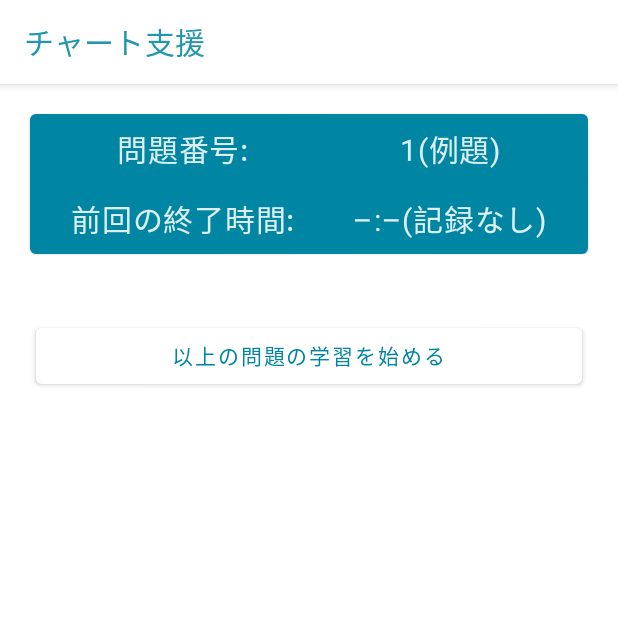
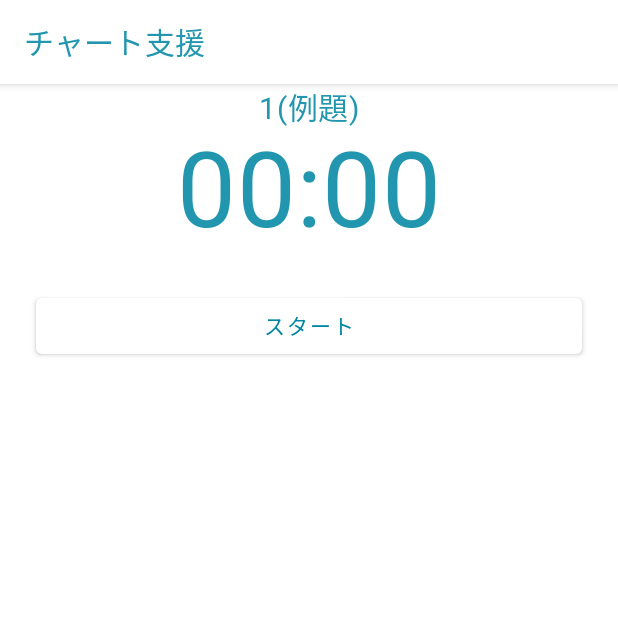
Before and after one commit to yuki11011/ChartManager, an Android app built with Jetpack Compose: the StudyPrepareActivity screen opened directly, with no data from a screen before it, after a tap on "以上の問題の学習を始める", on a phone screen of 412 x 824 dp, the top half of it. Run offline under Robolectric (Android 15) with nearby library versions, the phone set to English and light mode, and no system bars; our stand-ins replace Room's generated code; 2 statements that could not run were skipped.

Commit message:
タイマー機能を実装(データベースへの保存は未実装)

```diff
--- a/app/build.gradle
+++ b/app/build.gradle
@@ -62,10 +62,14 @@ dependencies {
     implementation("androidx.room:room-runtime")
     implementation 'androidx.room:room-common:2.5.0'
     implementation 'androidx.room:room-ktx:2.5.0'
+    implementation platform('androidx.compose:compose-bom:2023.03.00')
+    androidTestImplementation platform('androidx.compose:compose-bom:2023.03.00')
     kapt 'androidx.room:room-compiler:2.5.0'
     implementation 'androidx.compose.material:material-icons-extended'
     implementation platform('androidx.compose:compose-bom:2022.10.00')
     implementation 'androidx.compose.material3:material3'
+    implementation 'androidx.fragment:fragment-ktx:1.6.1'
+    implementation 'androidx.compose.ui:ui-viewbinding'
     testImplementation 'junit:junit:4.13.2'
     androidTestImplementation 'androidx.test.ext:junit:1.1.5'
     androidTestImplementation 'androidx.test.espresso:espresso-core:3.5.1'
--- a/app/src/main/java/com/example/chartManager/Item.kt
+++ b/app/src/main/java/com/example/chartManager/Item.kt
@@ -2,13 +2,9 @@ package com.example.chartManager
 
 import android.content.Context
 import androidx.room.*
-import androidx.room.RoomDatabase
 import androidx.sqlite.db.SupportSQLiteDatabase
 import kotlinx.coroutines.CoroutineScope
 import kotlinx.coroutines.launch
-import java.sql.Time
-import java.text.SimpleDateFormat
-import java.time.LocalDate
 
 @Entity(tableName = "records")
 data class Record(
@@ -16,14 +12,20 @@ data class Record(
     val id: Int,
     val question_id: Float,
     val date: Long,
-    val time: Int
+    val time: Int,
+    @ColumnInfo(defaultValue = "0")
+    val evaluation: Byte,
+    @ColumnInfo(defaultValue = "0")
+    val isReviewed: Byte,
+    @ColumnInfo(defaultValue = "0")
+    val studyCount: Int
 ) {
     data class QuestionIdAndTime(
         val question_id: Float, val time: String
     )
 }
 
-@Database(entities = [Record::class], version = 3, exportSchema = false)
+@Database(entities = [Record::class], version = 7, exportSchema = false)
 abstract class ItemDatabase : RoomDatabase() {
 
     abstract fun itemDao(): ItemDao
@@ -62,6 +64,7 @@ abstract class ItemDatabase : RoomDatabase() {
                     "item_database"
                 )
                     .addCallback(WordDatabaseCallback(scope))
+                    .fallbackToDestructiveMigration()
                     .build()
                 INSTANCE = instance
                 // return instance
@@ -74,7 +77,7 @@ abstract class ItemDatabase : RoomDatabase() {
 @Dao
 interface ItemDao {
     //for cumulative data
-    @Query("SELECT * FROM records WHERE question_id = :id ORDER BY date DESC")
+    @Query("SELECT * FROM records WHERE ROUND(question_id, 1) = ROUND(:id, 1) ORDER BY date DESC")
     suspend fun getDataFromQuestionId(id: Float): List<Record>
 
     @Query("DELETE FROM records WHERE id = :id")
@@ -89,6 +92,14 @@ interface ItemDao {
     @Query("SELECT question_id, time FROM records WHERE date = (SELECT MAX(date) FROM records)")
     fun getLatestId(): Record.QuestionIdAndTime
 
-    @Query("SELECT * FROM records ORDER BY date ASC LIMIT :numRecords")
+    @Query("SELECT * FROM records ORDER BY date DESC LIMIT :numRecords")
     fun getHistory(numRecords: Int): List<Record>
+
+    @Query("""
+        SELECT * FROM (
+            SELECT id, question_id, MAX(date) AS date, time, evaluation, isReviewed, studyCount FROM records WHERE :minDate <= date <= :maxDate and isReviewed == 0 GROUP BY question_id
+        )
+        ORDER BY date DESC
+        """)
+    suspend fun getReview(minDate: Long, maxDate:Long): List<Record>
 }
--- /dev/null
+++ b/app/src/main/java/com/example/chartManager/StudyActivity.kt
@@ -0,0 +1,131 @@
+package com.example.chartManager
+
+import android.content.BroadcastReceiver
+import android.content.ComponentName
+import android.content.Context
+import android.content.Intent
+import android.content.IntentFilter
+import android.content.ServiceConnection
+import android.os.Bundle
+import android.os.IBinder
+import androidx.activity.ComponentActivity
+import androidx.activity.compose.setContent
+import androidx.activity.viewModels
+import androidx.compose.foundation.layout.Column
+import androidx.compose.foundation.layout.fillMaxWidth
+import androidx.compose.foundation.layout.padding
+import androidx.compose.material.Button
+import androidx.compose.material.Scaffold
+import androidx.compose.material.Text
+import androidx.compose.material.TopAppBar
+import androidx.compose.runtime.Composable
+import androidx.compose.runtime.mutableStateOf
+import androidx.compose.runtime.remember
+import androidx.compose.ui.Alignment
+import androidx.compose.ui.Modifier
+import androidx.compose.ui.unit.dp
+import androidx.compose.ui.unit.sp
+import com.example.chartManager.ui.theme.Theme
+import kotlin.math.floor
+
+
+class StudyActivity : ComponentActivity() {
+    lateinit var mService: StudyRecordForegroundService
+    var mBound: Boolean = false
+    private lateinit var broadcastReceiver: BroadcastReceiver
+    private val connection = object : ServiceConnection {
+        override fun onServiceConnected(className: ComponentName, service: IBinder) {
+            val binder = service as StudyRecordForegroundService.StudyRecordBinder
+            mService = binder.getService()
+            mBound = true
+        }
+
+        override fun onServiceDisconnected(arg0: ComponentName) {
+            mBound = false
+        }
+    }
+    private val viewModel: ChartViewModel by viewModels {
+        ViewModelFactory((application as ChartApplication).repository)
+    }
+
+    override fun onCreate(savedInstanceState: Bundle?) {
+        super.onCreate(savedInstanceState)
+        val intent = Intent(this@StudyActivity, StudyRecordForegroundService::class.java)
+        startForegroundService(intent)
+        bindService(intent, connection, Context.BIND_AUTO_CREATE)
+        broadcastReceiver = StudyBroadCastReceiver()
+        registerReceiver(broadcastReceiver, IntentFilter("com.example.chartManager.GET_TIME_COUNT"))
+        setContent {
+            Theme(
+                darkTheme = false
+            ) {
+                MainContent()
+            }
+        }
+    }
+
+    override fun onDestroy() {
+        super.onDestroy()
+        unbindService(connection)
+        val intent = Intent(this@StudyActivity, StudyRecordForegroundService::class.java)
+        stopService(intent)
+    }
+
+    inner class StudyBroadCastReceiver : BroadcastReceiver() {
+        override fun onReceive(context: Context, intent: Intent) {
+            if (intent.action.equals("com.example.chartManager.GET_TIME_COUNT")) {
+                viewModel.timeCount.value = intent.getStringExtra("TIME_COUNT").toString()
+            }
+        }
+    }
+
+    @Composable
+    private fun MainContent() {
+        Scaffold(
+            topBar = { TopBar() }
+        ) { padding ->
+            val isStarted = remember { mutableStateOf(false) }
+            val questionId = intent.getFloatExtra("QUESTION_NUMBER", 1f)
+
+            Column(
+                modifier = Modifier.padding(padding),
+                horizontalAlignment = Alignment.CenterHorizontally,
+                ) {
+                Text(
+                    if (questionId % floor(questionId) == 0f) "${floor(questionId).toInt()}(例題)" else "${floor(questionId).toInt()}(練習)",
+                    fontSize = 20.sp
+                    )
+                Text(
+                    viewModel.timeCount.value,
+                    fontSize = 70.sp
+                )
+                Button(
+                    onClick = {
+                        isStarted.value = !isStarted.value
+                        mService.changeTimerState()
+                    },
+                    modifier = Modifier
+                        .padding()
+                        .padding(24.dp)
+                        .fillMaxWidth(),
+                ) {
+                    Text(
+                        if (!isStarted.value) {
+                            "スタート"
+                        } else {
+                            "一時停止"
+                        }
+                    )
+                }
+            }
+        }
+    }
+
+    @Composable
+    private fun TopBar() {
+        TopAppBar(
+            title = { Text(text = "チャート支援") }, // タイトルを指定
+        )
+    }
+
+}
--- a/app/src/main/java/com/example/chartManager/StudyPrepareActivity.kt
+++ b/app/src/main/java/com/example/chartManager/StudyPrepareActivity.kt
@@ -1,5 +1,6 @@
 package com.example.chartManager
 
+import android.content.Intent
 import android.os.Bundle
 import androidx.activity.ComponentActivity
 import androidx.activity.compose.setContent
@@ -31,7 +32,6 @@ class StudyPrepareActivity : ComponentActivity() {
         super.onCreate(savedInstanceState)
 
         viewModel.getDataFromQuestionId(intent.getFloatExtra("QUESTION_NUMBER", 1f))
-
         setContent {
             Theme(
                 darkTheme = false
@@ -89,7 +89,9 @@ class StudyPrepareActivity : ComponentActivity() {
                 }
                 Button(
                     onClick = {
-
+                        val studyIntent = Intent(this@StudyPrepareActivity, StudyActivity::class.java)
+                        studyIntent.putExtra("QUESTION_NUMBER", intent.getFloatExtra("QUESTION_NUMBER", 1f))
+                        startActivity(studyIntent)
                     },
                     modifier = Modifier
                         .padding()
--- a/app/src/main/java/com/example/chartManager/ViewModel.kt
+++ b/app/src/main/java/com/example/chartManager/ViewModel.kt
@@ -3,22 +3,28 @@ package com.example.chartManager
 import Repository
 import androidx.compose.runtime.mutableStateListOf
 import androidx.compose.runtime.mutableStateOf
-import androidx.compose.runtime.remember
 import androidx.lifecycle.ViewModel
 import androidx.lifecycle.ViewModelProvider
 import androidx.lifecycle.viewModelScope
 import kotlinx.coroutines.Dispatchers
 import kotlinx.coroutines.launch
+import java.time.LocalDateTime
+import java.time.format.DateTimeFormatter
+import kotlin.math.floor
 
 class ChartViewModel(private val repository: Repository) : ViewModel() {
     fun getLatestId() = viewModelScope.launch(Dispatchers.IO) {
-        latestId.value = repository.getLatestId()?.question_id ?: 1f
+        if (repository.getLatestId()?.question_id?.rem(floor(repository.getLatestId()?.question_id!!)) == 0f) {
+            latestId.value = repository.getLatestId()?.question_id?.plus(0.1f) ?: 1f
+        } else {
+            latestId.value = repository.getLatestId()?.question_id?.plus(1) ?: 1f
+        }
     }
 
     fun getDataFromQuestionId(id: Float) = viewModelScope.launch(Dispatchers.IO) {
         val data = repository.getDataFromQuestionId(id)
         if (data.isNullOrEmpty()) {
-            record.value = Record(-1, 0f, 0, 0)
+            record.value = Record(-1, 0f, 0, 0, 0,0, 0)
         } else {
             record.value = data[0]
         }
@@ -31,9 +37,23 @@ class ChartViewModel(private val repository: Repository) : ViewModel() {
         }
     }
 
+    fun getReview(minDate: Long, maxDate: Long) = viewModelScope.launch(Dispatchers.IO) {
+        var currentDate = LocalDateTime.now()
+        var formatter = DateTimeFormatter.ofPattern("yyyyMMddHHmm")
+        val requiredMinDate = currentDate.plusDays(minDate).format(formatter).toLong()
+        val requiredMaxDate = currentDate.plusDays(maxDate).format(formatter).toLong()
+
+        val data = repository.getReview(requiredMinDate, requiredMaxDate)
+        if (!data.isNullOrEmpty()) {
+            reviewList.addAll(data)
+        }
+    }
+
     var latestId = mutableStateOf(1f)
-    var record = mutableStateOf(Record(0, 0f, 0, 0))
+    var record = mutableStateOf(Record(0, 0f, 0, 0, 0, 0,0))
     var history = mutableStateListOf<Record>()
+    var reviewList = mutableStateListOf<Record>()
+    var timeCount = mutableStateOf("00:00")
 }
 
 class ViewModelFactory(private val repository: Repository) : ViewModelProvider.Factory {
--- a/app/src/main/java/com/example/chartManager/ui/theme/Theme.kt
+++ b/app/src/main/java/com/example/chartManager/ui/theme/Theme.kt
@@ -16,6 +16,7 @@ private val LightColorScheme = lightColors(
     primary =   White,
     onPrimary = Blue,
     secondary = LightBlue,
+
 
     /* Other default colors to override
     background = Color(0xFFFFFBFE),
--- a/app/src/main/res/values/strings.xml
+++ b/app/src/main/res/values/strings.xml
@@ -1,4 +1,7 @@
 <resources>
     <string name="app_name">チャート支援</string>
     <string name="title_activity_study_prepare">StudyPrepareActivity</string>
+    <!-- TODO: Remove or change this placeholder text -->
+    <string name="hello_blank_fragment">Hello blank fragment</string>
+    <string name="title_activity_study">StudyActivity</string>
 </resources>
```
Also changed, not shown: app/src/main/AndroidManifest.xml (+19 -0 lines), app/src/main/java/com/example/chartManager/Database.kt (+9 -3 lines), app/src/main/java/com/example/chartManager/MainActivity.kt (+111 -23 lines), app/src/main/java/com/example/chartManager/Notification.kt (added, +67 -0 lines), app/src/main/java/com/example/chartManager/StudyRecordReceiver.kt (added, +11 -0 lines), app/src/main/java/com/example/chartManager/StudyRecordService.kt (added, +52 -0 lines), app/src/main/java/com/example/chartManager/Timer.kt (added, +45 -0 lines), app/src/main/java/com/example/chartManager/RecordFragment.kt (added).
